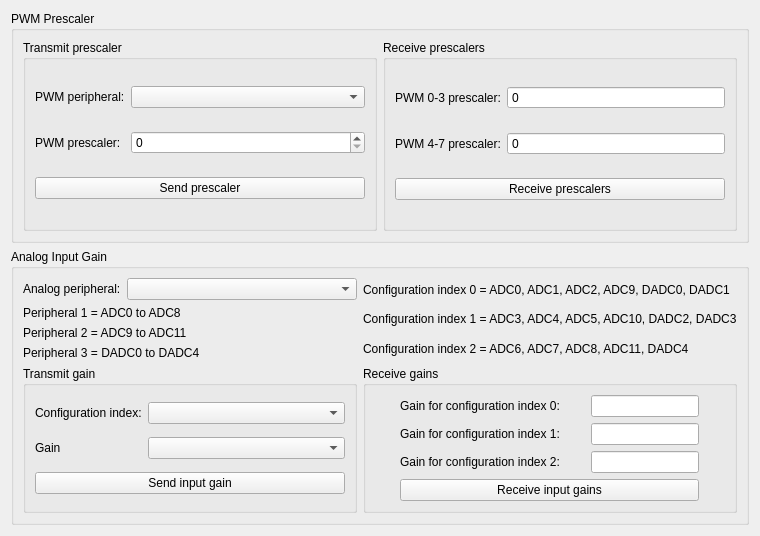
The window that code/main/edit/stm32/stm32window.ui (DanielMartensson/OpenSourceLogger-Qt) describes before a commit, drawn with Qt 5.
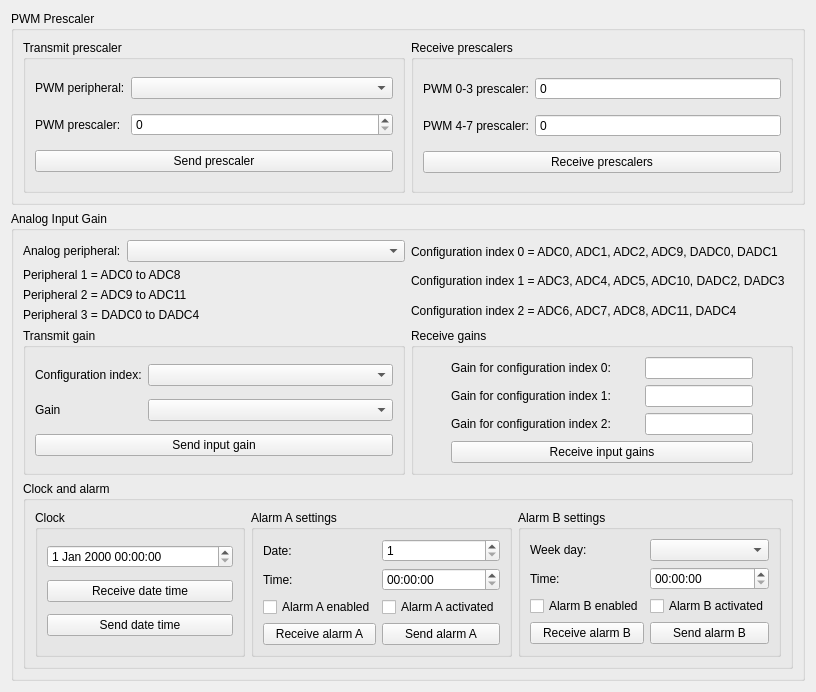
The same window after the commit. Icons and pictures are not drawn.

```diff
--- a/code/main/edit/stm32/stm32window.ui
+++ b/code/main/edit/stm32/stm32window.ui
@@ -6,8 +6,8 @@
    <rect>
     <x>0</x>
     <y>0</y>
-    <width>760</width>
-    <height>536</height>
+    <width>816</width>
+    <height>692</height>
    </rect>
   </property>
   <property name="windowTitle">
@@ -243,6 +243,215 @@
         </item>
        </layout>
       </item>
+      <item row="3" column="1" colspan="2">
+       <widget class="QGroupBox" name="groupBox_7">
+        <property name="title">
+         <string>Clock and alarm</string>
+        </property>
+        <layout class="QGridLayout" name="gridLayout_8">
+         <item row="0" column="3" rowspan="4">
+          <widget class="QGroupBox" name="groupBox_9">
+           <property name="title">
+            <string>Alarm B settings</string>
+           </property>
+           <layout class="QGridLayout" name="gridLayout_10">
+            <item row="1" column="1">
+             <widget class="QTimeEdit" name="alarmBTimeEdit"/>
+            </item>
+            <item row="0" column="1">
+             <widget class="QComboBox" name="weekDayComboBox"/>
+            </item>
+            <item row="0" column="0">
+             <widget class="QLabel" name="label_18">
+              <property name="sizePolicy">
+               <sizepolicy hsizetype="Preferred" vsizetype="Preferred">
+                <horstretch>0</horstretch>
+                <verstretch>0</verstretch>
+               </sizepolicy>
+              </property>
+              <property name="text">
+               <string>Week day:</string>
+              </property>
+             </widget>
+            </item>
+            <item row="3" column="0">
+             <widget class="QPushButton" name="receiveAlarmBPushButton">
+              <property name="text">
+               <string>Receive alarm B</string>
+              </property>
+             </widget>
+            </item>
+            <item row="1" column="0">
+             <widget class="QLabel" name="label_21">
+              <property name="text">
+               <string>Time:</string>
+              </property>
+             </widget>
+            </item>
+            <item row="3" column="1">
+             <widget class="QPushButton" name="sendAlarmBPushButton">
+              <property name="text">
+               <string>Send alarm B</string>
+              </property>
+             </widget>
+            </item>
+            <item row="2" column="0">
+             <widget class="QCheckBox" name="alarmBEnabledCheckBox">
+              <property name="text">
+               <string>Alarm B enabled</string>
+              </property>
+             </widget>
+            </item>
+            <item row="2" column="1">
+             <widget class="QCheckBox" name="alarmBActivatedCheckBox">
+              <property name="enabled">
+               <bool>true</bool>
+              </property>
+              <property name="text">
+               <string>Alarm B activated</string>
+              </property>
+             </widget>
+            </item>
+           </layout>
+          </widget>
+         </item>
+         <item row="0" column="2" rowspan="4">
+          <widget class="QGroupBox" name="groupBox_8">
+           <property name="title">
+            <string>Alarm A settings</string>
+           </property>
+           <layout class="QGridLayout" name="gridLayout_9">
+            <item row="1" column="0">
+             <widget class="QLabel" name="label_20">
+              <property name="text">
+               <string>Time:</string>
+              </property>
+             </widget>
+            </item>
+            <item row="0" column="1">
+             <widget class="QSpinBox" name="dateAlarmASpinBox">
+              <property name="minimum">
+               <number>1</number>
+              </property>
+              <property name="maximum">
+               <number>31</number>
+              </property>
+             </widget>
+            </item>
+            <item row="0" column="0">
+             <widget class="QLabel" name="label_17">
+              <property name="sizePolicy">
+               <sizepolicy hsizetype="Preferred" vsizetype="Preferred">
+                <horstretch>0</horstretch>
+                <verstretch>0</verstretch>
+               </sizepolicy>
+              </property>
+              <property name="text">
+               <string>Date:</string>
+              </property>
+             </widget>
+            </item>
+            <item row="1" column="1">
+             <widget class="QTimeEdit" name="alarmATimeEdit"/>
+            </item>
+            <item row="3" column="1">
+             <widget class="QPushButton" name="sendAlarmAPushButton">
+              <property name="text">
+               <string>Send alarm A</string>
+              </property>
+             </widget>
+            </item>
+            <item row="3" column="0">
+             <widget class="QPushButton" name="receiveAlarmAPushButton">
+              <property name="text">
+               <string>Receive alarm A</string>
+              </property>
+             </widget>
+            </item>
+            <item row="2" column="0">
+             <widget class="QCheckBox" name="alarmAEnabledCheckBox">
+              <property name="text">
+               <string>Alarm A enabled</string>
+              </property>
+             </widget>
+            </item>
+            <item row="2" column="1">
+             <widget class="QCheckBox" name="alarmAActivatedCheckBox">
+              <property name="enabled">
+               <bool>true</bool>
+              </property>
+              <property name="text">
+               <string>Alarm A activated</string>
+              </property>
+             </widget>
+            </item>
+           </layout>
+          </widget>
+         </item>
+         <item row="0" column="1" rowspan="4">
+          <widget class="QGroupBox" name="groupBox_10">
+           <property name="title">
+            <string>Clock</string>
+           </property>
+           <layout class="QGridLayout" name="gridLayout_11">
+            <item row="1" column="0">
+             <widget class="QPushButton" name="receiveDateTimePushButton">
+              <property name="text">
+               <string>Receive date time</string>
+              </property>
+             </widget>
+            </item>
+            <item row="0" column="0">
+             <widget class="QDateTimeEdit" name="dateTimeEdit">
+              <property name="date">
+               <date>
+                <year>2000</year>
+                <month>1</month>
+                <day>1</day>
+               </date>
+              </property>
+              <property name="time">
+               <time>
+                <hour>0</hour>
+                <minute>0</minute>
+                <second>0</second>
+               </time>
+              </property>
+              <property name="maximumDateTime">
+               <datetime>
+                <hour>23</hour>
+                <minute>59</minute>
+                <second>59</second>
+                <year>2099</year>
+                <month>12</month>
+                <day>31</day>
+               </datetime>
+              </property>
+              <property name="minimumDateTime">
+               <datetime>
+                <hour>0</hour>
+                <minute>0</minute>
+                <second>0</second>
+                <year>2000</year>
+                <month>1</month>
+                <day>1</day>
+               </datetime>
+              </property>
+             </widget>
+            </item>
+            <item row="2" column="0">
+             <widget class="QPushButton" name="sendDateTimePushButton">
+              <property name="text">
+               <string>Send date time</string>
+              </property>
+             </widget>
+            </item>
+           </layout>
+          </widget>
+         </item>
+        </layout>
+       </widget>
+      </item>
      </layout>
     </widget>
    </item>
```
Left out of the diff: 12 changed lines with no effect on the pictures.
